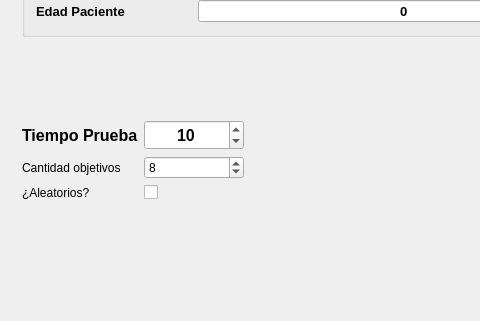
Old version of the form mainwindow.ui in the repository hectorda/Bio-Feedback; both pictures show x 0 to 480 and y 182 to 503 of the 661 by 503 pixel window.
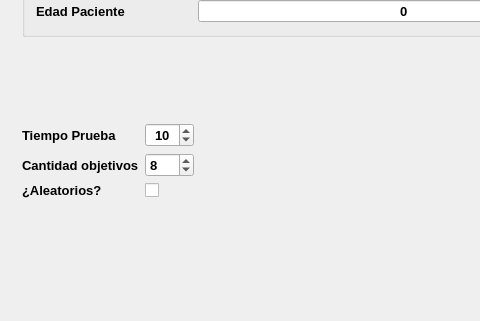
New version of the form. Icons and pictures are not drawn. Custom widgets are drawn as their Qt base class.

Commit message: Gerenacion de Objetivos Separada en funcion

```diff
--- a/mainwindow.ui
+++ b/mainwindow.ui
@@ -21,6 +21,12 @@
    <layout class="QVBoxLayout" name="verticalLayout">
     <item>
      <widget class="QStackedWidget" name="stackedWidget">
+      <property name="font">
+       <font>
+        <pointsize>10</pointsize>
+        <italic>false</italic>
+       </font>
+      </property>
       <property name="styleSheet">
        <string notr="true"/>
       </property>
@@ -252,14 +258,18 @@
              <widget class="QLabel" name="label_3">
               <property name="font">
                <font>
-                <pointsize>12</pointsize>
+                <pointsize>10</pointsize>
                 <weight>75</weight>
+                <italic>false</italic>
                 <bold>true</bold>
                </font>
               </property>
               <property name="toolTip">
                <string>Tiempo que durara la Prueba seleccionada</string>
               </property>
+              <property name="layoutDirection">
+               <enum>Qt::LeftToRight</enum>
+              </property>
               <property name="text">
                <string>Tiempo Prueba</string>
               </property>
@@ -269,20 +279,24 @@
              <widget class="QSpinBox" name="spinBoxTiempoPrueba">
               <property name="minimumSize">
                <size>
-                <width>100</width>
-                <height>30</height>
+                <width>0</width>
+                <height>0</height>
                </size>
               </property>
               <property name="font">
                <font>
-                <pointsize>12</pointsize>
+                <pointsize>10</pointsize>
                 <weight>75</weight>
+                <italic>false</italic>
                 <bold>true</bold>
                </font>
               </property>
               <property name="toolTip">
                <string>Tiempo que durara la Prueba seleccionada</string>
               </property>
+              <property name="layoutDirection">
+               <enum>Qt::LeftToRight</enum>
+              </property>
               <property name="styleSheet">
                <string notr="true"/>
               </property>
@@ -302,6 +316,17 @@
             </item>
             <item row="1" column="0">
              <widget class="QLabel" name="label">
+              <property name="font">
+               <font>
+                <pointsize>10</pointsize>
+                <weight>75</weight>
+                <italic>false</italic>
+                <bold>true</bold>
+               </font>
+              </property>
+              <property name="layoutDirection">
+               <enum>Qt::LeftToRight</enum>
+              </property>
               <property name="text">
                <string>Cantidad objetivos</string>
               </property>
@@ -309,6 +334,17 @@
             </item>
             <item row="1" column="1">
              <widget class="QSpinBox" name="spinBoxCantidadObjetivos">
+              <property name="font">
+               <font>
+                <pointsize>10</pointsize>
+                <weight>75</weight>
+                <italic>false</italic>
+                <bold>true</bold>
+               </font>
+              </property>
+              <property name="layoutDirection">
+               <enum>Qt::LeftToRight</enum>
+              </property>
               <property name="minimum">
                <number>1</number>
               </property>
@@ -319,6 +355,17 @@
             </item>
             <item row="2" column="1">
              <widget class="QCheckBox" name="checkBoxObjetivosAleatorios">
+              <property name="font">
+               <font>
+                <pointsize>10</pointsize>
+                <weight>75</weight>
+                <italic>false</italic>
+                <bold>true</bold>
+               </font>
+              </property>
+              <property name="layoutDirection">
+               <enum>Qt::LeftToRight</enum>
+              </property>
               <property name="text">
                <string/>
               </property>
@@ -326,6 +373,17 @@
             </item>
             <item row="2" column="0">
              <widget class="QLabel" name="label_5">
+              <property name="font">
+               <font>
+                <pointsize>10</pointsize>
+                <weight>75</weight>
+                <italic>false</italic>
+                <bold>true</bold>
+               </font>
+              </property>
+              <property name="layoutDirection">
+               <enum>Qt::LeftToRight</enum>
+              </property>
               <property name="text">
                <string>¿Aleatorios?</string>
               </property>
```
The commit also changes 2 other files.
